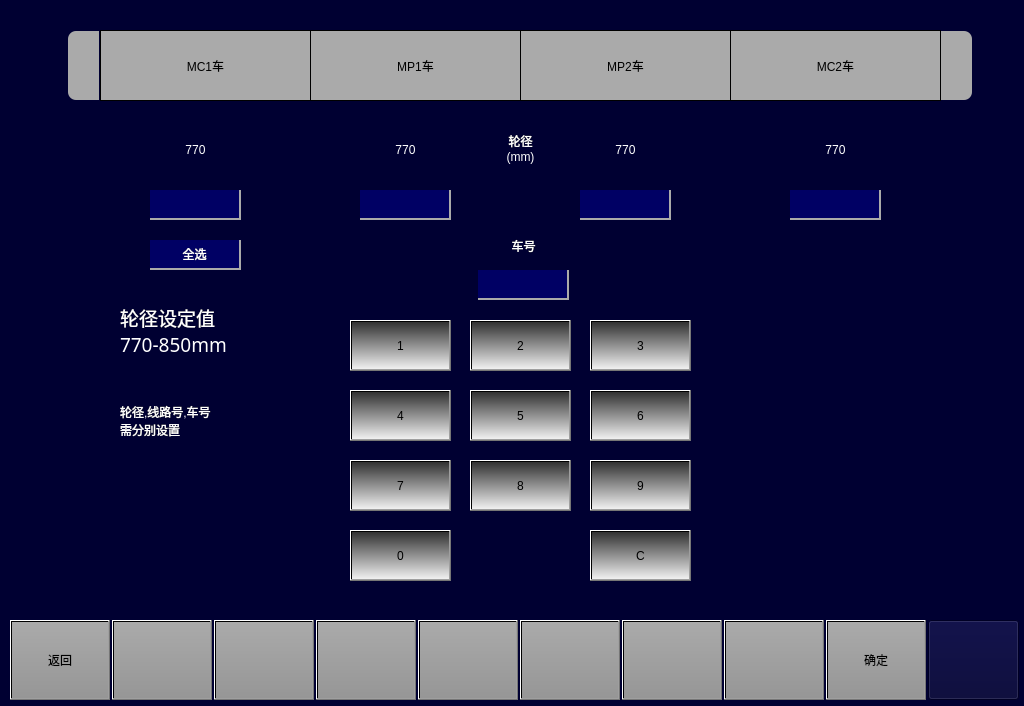
Old version of the form maintaincewheeldiametersetpage.ui in the repository 994656234/HHL.
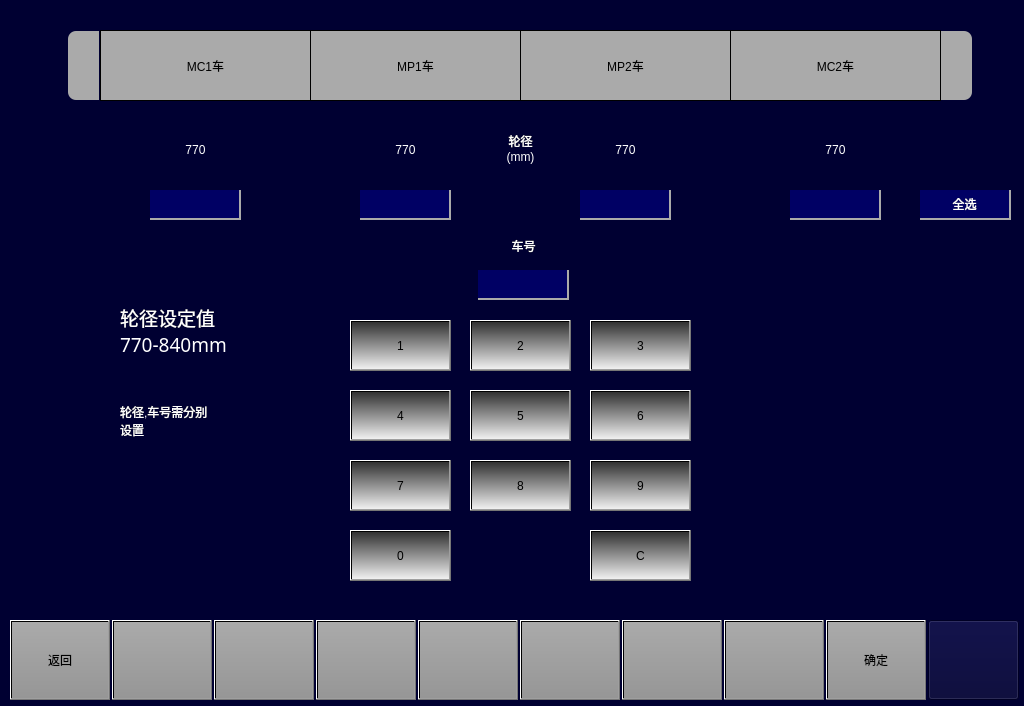
New version of the form. Icons and pictures are not drawn.

Patch:
```diff
--- a/maintaincewheeldiametersetpage.ui
+++ b/maintaincewheeldiametersetpage.ui
@@ -807,8 +807,8 @@
   <widget class="QPushButton" name="BTNSelectAll">
    <property name="geometry">
     <rect>
-     <x>150</x>
-     <y>240</y>
+     <x>920</x>
+     <y>190</y>
      <width>91</width>
      <height>30</height>
     </rect>
@@ -855,7 +855,7 @@
    </property>
    <property name="text">
     <string>轮径设定值
-770-850mm</string>
+770-840mm</string>
    </property>
    <property name="alignment">
     <set>Qt::AlignLeading|Qt::AlignLeft|Qt::AlignVCenter</set>
@@ -911,8 +911,8 @@
 font: 14pt &quot;微软雅黑&quot;;</string>
    </property>
    <property name="text">
-    <string>轮径,线路号,车号
-需分别设置</string>
+    <string>轮径,车号需分别
+设置</string>
    </property>
   </widget>
  </widget>
```
